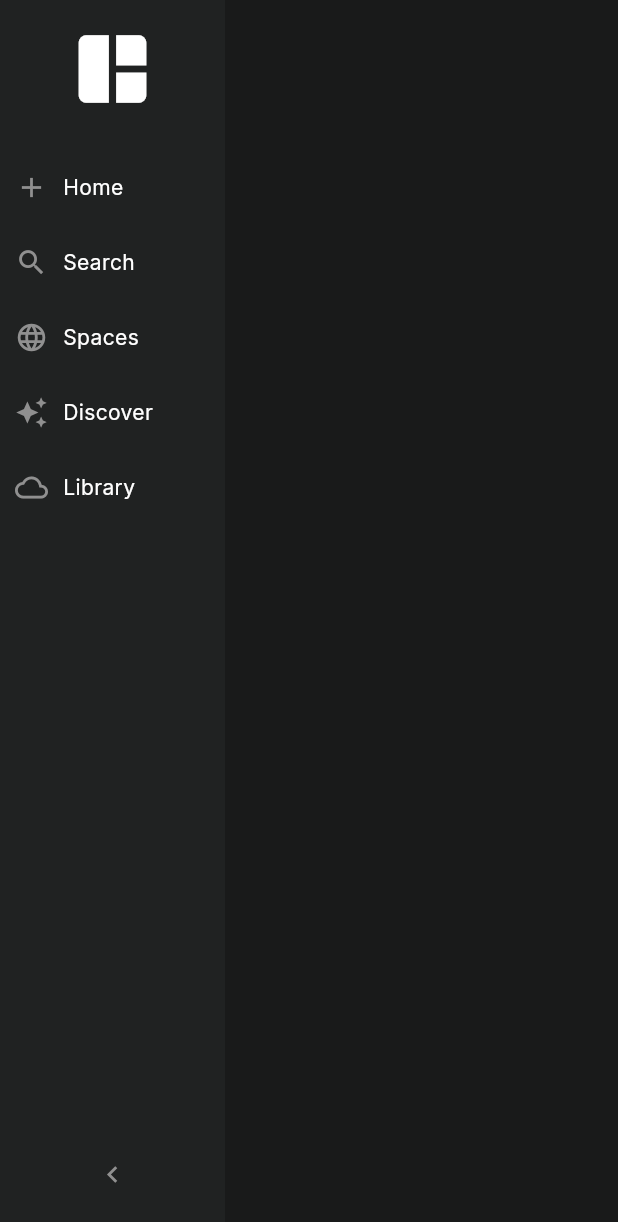
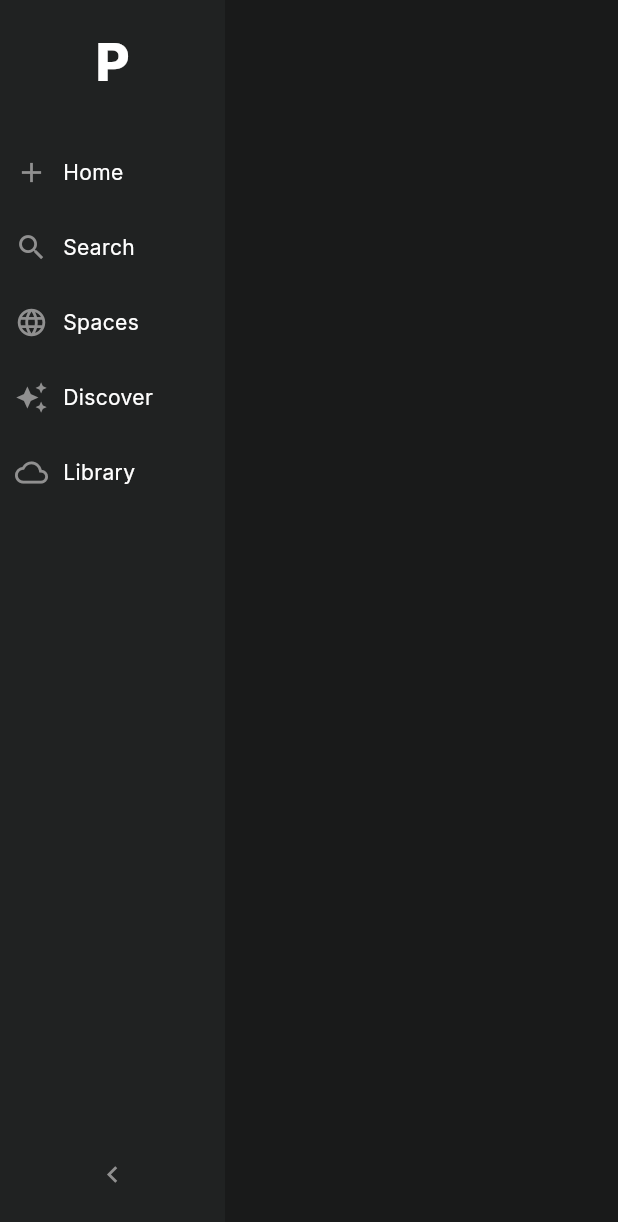
Before and after one commit to yinkyAde/prompta-frontend, a Flutter app: the SideBar widget shown alone on an empty page, opened directly, after a tap on the "keyboard arrow right" icon, on a phone screen of 412 x 824 dp. Shown: the top 1222 px of the screen. Run offline on Flutter 3.47's test engine with Material 3 defaults, Android fonts, the light colour scheme and no system bars; our stand-ins replace flutter_markdown, google_fonts, skeletonizer; missing offline and left inert: web_socket_client.

Commit message:
initial commit

```diff
--- a/lib/services/chat_web_service.dart
+++ b/lib/services/chat_web_service.dart
@@ -17,7 +17,7 @@ class ChatWebService {
   Stream<Map<String, dynamic>> get contentStream => _contentController.stream;
 
   void connect() {
-    _socket = WebSocket(Uri.parse("ws://localhost:8000/ws/chat"));
+    _socket = WebSocket(Uri.parse("ws://localhost:8080/ws/chat"));
 
     _socket!.messages.listen((message) {
       final data = json.decode(message);
--- a/lib/widgets/answer_section.dart
+++ b/lib/widgets/answer_section.dart
@@ -55,7 +55,7 @@ As play concluded for the day, Australia stood at **311/6**, with Steve Smith ho
       crossAxisAlignment: CrossAxisAlignment.start,
       children: [
         Text(
-          'Perplexity',
+          'Prompta',
           style: TextStyle(
             fontSize: 18,
             fontWeight: FontWeight.bold,
--- a/lib/widgets/side_bar.dart
+++ b/lib/widgets/side_bar.dart
@@ -21,10 +21,12 @@ class _SideBarState extends State<SideBar> {
       child: Column(
         children: [
           const SizedBox(height: 16),
-          Icon(
-            Icons.auto_awesome_mosaic,
-            color: AppColors.whiteColor,
-            size: isCollapsed ? 30 : 60,
+          Text(
+            "P",
+            style: TextStyle(
+              fontSize: 35,
+              fontWeight: FontWeight.w800
+            ),
           ),
           Expanded(
             child: Column(
```
